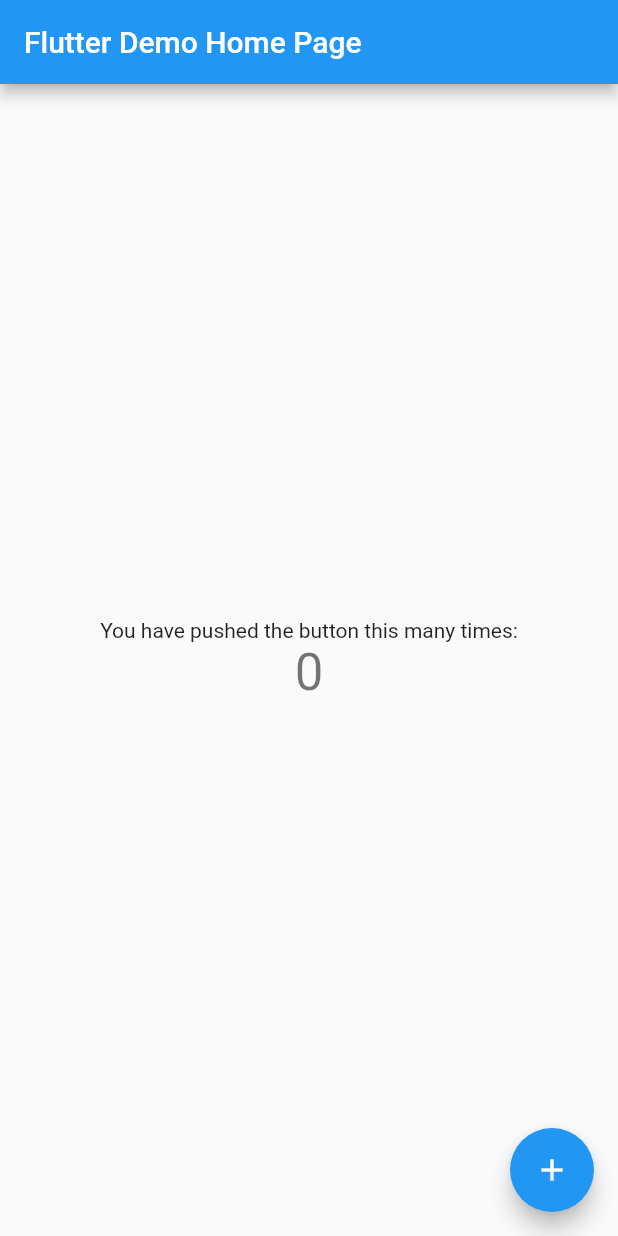
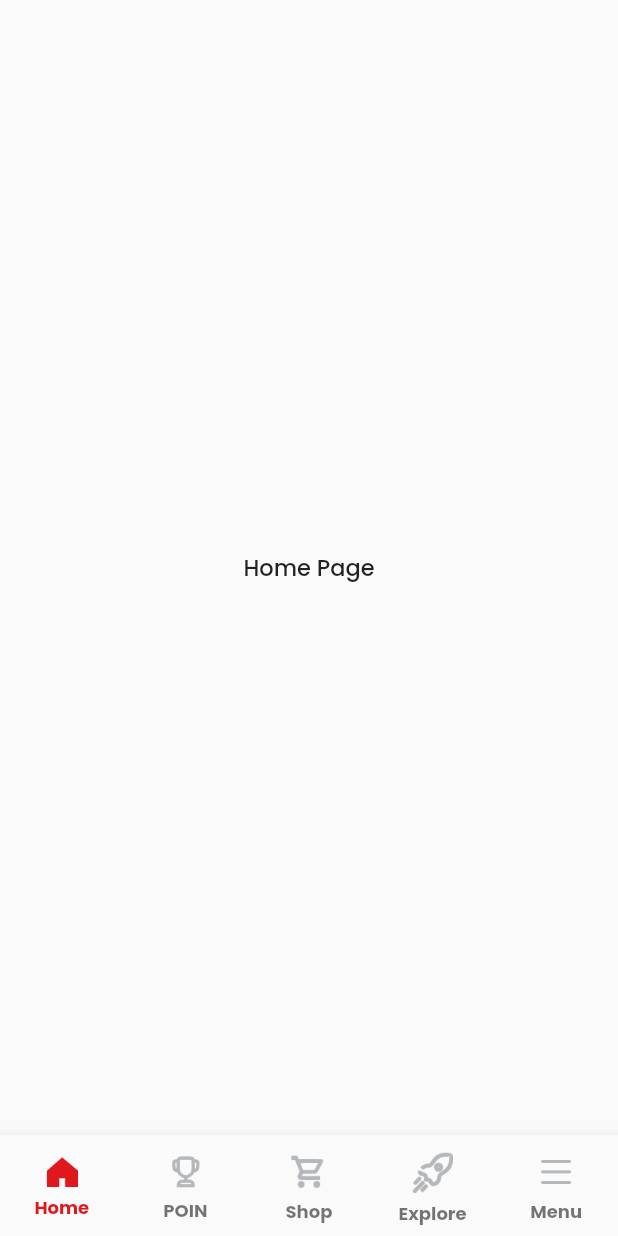
Before and after one commit to joshuapurbaa/telkomsel-app-clone, a Flutter app: the screen it shows after launch, on a phone screen of 412 x 824 dp. Run offline on Flutter 3.47's test engine with Material 2 defaults, Android fonts, the phone set to English and light mode, and no system bars; our stand-ins replace google_fonts.

Commit message:
first commit

```diff
--- a/lib/main.dart
+++ b/lib/main.dart
@@ -1,113 +1,25 @@
 import 'package:flutter/material.dart';
+import 'package:telkomsel_app/screens/bottom_nav_bar.dart';
+import 'package:telkomsel_app/themes.dart';
 
 void main() {
   runApp(MyApp());
 }
 
 class MyApp extends StatelessWidget {
-  // This widget is the root of your application.
+  const MyApp({Key? key}) : super(key: key);
+
   @override
   Widget build(BuildContext context) {
     return MaterialApp(
-      title: 'Flutter Demo',
+      title: 'Telkomsel App Clone',
+      debugShowCheckedModeBanner: false,
       theme: ThemeData(
-        // This is the theme of your application.
-        //
-        // Try running your application with "flutter run". You'll see the
-        // application has a blue toolbar. Then, without quitting the app, try
-        // changing the primarySwatch below to Colors.green and then invoke
-        // "hot reload" (press "r" in the console where you ran "flutter run",
-        // or simply save your changes to "hot reload" in a Flutter IDE).
-        // Notice that the counter didn't reset back to zero; the application
-        // is not restarted.
-        primarySwatch: Colors.blue,
+        bottomNavigationBarTheme: BottomNavigationBarThemeData(
+          selectedItemColor: redColor,
+        ),
       ),
-      home: MyHomePage(title: 'Flutter Demo Home Page'),
+      home: BottomNavBar(),
     );
   }
 }
-
-class MyHomePage extends StatefulWidget {
-  MyHomePage({Key? key, required this.title}) : super(key: key);
-
-  // This widget is the home page of your application. It is stateful, meaning
-  // that it has a State object (defined below) that contains fields that affect
-  // how it looks.
-
-  // This class is the configuration for the state. It holds the values (in this
-  // case the title) provided by the parent (in this case the App widget) and
-  // used by the build method of the State. Fields in a Widget subclass are
-  // always marked "final".
-
-  final String title;
-
-  @override
-  _MyHomePageState createState() => _MyHomePageState();
-}
-
-class _MyHomePageState extends State<MyHomePage> {
-  int _counter = 0;
-
-  void _incrementCounter() {
-    setState(() {
-      // This call to setState tells the Flutter framework that something has
-      // changed in this State, which causes it to rerun the build method below
-      // so that the display can reflect the updated values. If we changed
-      // _counter without calling setState(), then the build method would not be
-      // called again, and so nothing would appear to happen.
-      _counter++;
-    });
-  }
-
-  @override
-  Widget build(BuildContext context) {
-    // This method is rerun every time setState is called, for instance as done
-    // by the _incrementCounter method above.
-    //
-    // The Flutter framework has been optimized to make rerunning build methods
-    // fast, so that you can just rebuild anything that needs updating rather
-    // than having to individually change instances of widgets.
-    return Scaffold(
-      appBar: AppBar(
-        // Here we take the value from the MyHomePage object that was created by
-        // the App.build method, and use it to set our appbar title.
-        title: Text(widget.title),
-      ),
-      body: Center(
-        // Center is a layout widget. It takes a single child and positions it
-        // in the middle of the parent.
-        child: Column(
-          // Column is also a layout widget. It takes a list of children and
-          // arranges them vertically. By default, it sizes itself to fit its
-          // children horizontally, and tries to be as tall as its parent.
-          //
-          // Invoke "debug painting" (press "p" in the console, choose the
-          // "Toggle Debug Paint" action from the Flutter Inspector in Android
-          // Studio, or the "Toggle Debug Paint" command in Visual Studio Code)
-          // to see the wireframe for each widget.
-          //
-          // Column has various properties to control how it sizes itself and
-          // how it positions its children. Here we use mainAxisAlignment to
-          // center the children vertically; the main axis here is the vertical
-          // axis because Columns are vertical (the cross axis would be
-          // horizontal).
-          mainAxisAlignment: MainAxisAlignment.center,
-          children: <Widget>[
-            Text(
-              'You have pushed the button this many times:',
-            ),
-            Text(
-              '$_counter',
-              style: Theme.of(context).textTheme.headline4,
-            ),
-          ],
-        ),
-      ),
-      floatingActionButton: FloatingActionButton(
-        onPressed: _incrementCounter,
-        tooltip: 'Increment',
-        child: Icon(Icons.add),
-      ), // This trailing comma makes auto-formatting nicer for build methods.
-    );
-  }
-}
--- /dev/null
+++ b/lib/screens/bottom_nav_bar.dart
@@ -0,0 +1,111 @@
+import 'package:flutter/material.dart';
+import 'package:telkomsel_app/screens/explore/explore.dart';
+import 'package:telkomsel_app/screens/home/home.dart';
+import 'package:telkomsel_app/screens/menu/menu.dart';
+import 'package:telkomsel_app/screens/poin/poin.dart';
+import 'package:telkomsel_app/screens/shop/shop.dart';
+import 'package:telkomsel_app/themes.dart';
+
+class BottomNavBar extends StatefulWidget {
+  const BottomNavBar({Key? key}) : super(key: key);
+
+  @override
+  _BottomNavBarState createState() => _BottomNavBarState();
+}
+
+class _BottomNavBarState extends State<BottomNavBar> {
+  int _selectedIndex = 0;
+
+  final _screens = [
+    HomePage(),
+    PoinPage(),
+    ShopPage(),
+    ExplorePage(),
+    MenuPage(),
+  ];
+  @override
+  Widget build(BuildContext context) {
+    Widget customNavBar() {
+      return BottomNavigationBar(
+        currentIndex: _selectedIndex,
+        onTap: (i) => setState(() => _selectedIndex = i),
+        type: BottomNavigationBarType.fixed,
+        selectedLabelStyle: bottomNavText,
+        unselectedLabelStyle: bottomNavText,
+        items: [
+          BottomNavigationBarItem(
+            icon: Container(
+              margin: EdgeInsets.symmetric(vertical: 5),
+              child: Image.asset(
+                'assets/icons/Icon-home.png',
+                width: 21,
+                color: _selectedIndex == 0 ? redColor : greyColor,
+              ),
+            ),
+            label: 'Home',
+          ),
+          BottomNavigationBarItem(
+            icon: Container(
+              margin: EdgeInsets.symmetric(vertical: 5),
+              child: Image.asset(
+                'assets/icons/icon-trophy.png',
+                width: 24,
+                color: _selectedIndex == 1 ? redColor : greyColor,
+              ),
+            ),
+            label: 'POIN',
+          ),
+          BottomNavigationBarItem(
+            icon: Container(
+              margin: EdgeInsets.symmetric(vertical: 5),
+              child: Image.asset(
+                'assets/icons/icon-shop-cart.png',
+                width: 25,
+                color: _selectedIndex == 2 ? redColor : greyColor,
+              ),
+            ),
+            label: 'Shop',
+          ),
+          BottomNavigationBarItem(
+            icon: Container(
+              margin: EdgeInsets.symmetric(vertical: 5),
+              child: Image.asset(
+                'assets/icons/icon-explore.png',
+                width: 27,
+                color: _selectedIndex == 3 ? redColor : greyColor,
+              ),
+            ),
+            label: 'Explore',
+          ),
+          BottomNavigationBarItem(
+            icon: Container(
+              margin: EdgeInsets.symmetric(vertical: 10),
+              child: Image.asset(
+                'assets/icons/icon-menu.png',
+                width: 20,
+                color: _selectedIndex == 4 ? redColor : greyColor,
+              ),
+            ),
+            label: 'Menu',
+          ),
+        ],
+      );
+    }
+
+    return Scaffold(
+      bottomNavigationBar: customNavBar(),
+      body: Stack(
+        children: _screens
+            .asMap()
+            .map((i, screen) => MapEntry(
+                i,
+                Offstage(
+                  offstage: _selectedIndex != i,
+                  child: screen,
+                )))
+            .values
+            .toList(),
+      ),
+    );
+  }
+}
--- /dev/null
+++ b/lib/screens/explore/explore.dart
@@ -0,0 +1,15 @@
+import 'package:flutter/material.dart';
+import 'package:telkomsel_app/themes.dart';
+
+class ExplorePage extends StatelessWidget {
+  const ExplorePage({Key? key}) : super(key: key);
+
+  @override
+  Widget build(BuildContext context) {
+    return Scaffold(
+      body: Center(
+        child: Text('Explore Page', style: mediumText15),
+      ),
+    );
+  }
+}
--- /dev/null
+++ b/lib/screens/home/home.dart
@@ -0,0 +1,15 @@
+import 'package:flutter/material.dart';
+import 'package:telkomsel_app/themes.dart';
+
+class HomePage extends StatelessWidget {
+  const HomePage({Key? key}) : super(key: key);
+
+  @override
+  Widget build(BuildContext context) {
+    return Scaffold(
+      body: Center(
+        child: Text('Home Page', style: mediumText15),
+      ),
+    );
+  }
+}
--- /dev/null
+++ b/lib/screens/menu/menu.dart
@@ -0,0 +1,15 @@
+import 'package:flutter/material.dart';
+import 'package:telkomsel_app/themes.dart';
+
+class MenuPage extends StatelessWidget {
+  const MenuPage({Key? key}) : super(key: key);
+
+  @override
+  Widget build(BuildContext context) {
+    return Scaffold(
+      body: Center(
+        child: Text('Menu Page', style: mediumText15),
+      ),
+    );
+  }
+}
--- /dev/null
+++ b/lib/screens/poin/poin.dart
@@ -0,0 +1,15 @@
+import 'package:flutter/material.dart';
+import 'package:telkomsel_app/themes.dart';
+
+class PoinPage extends StatelessWidget {
+  const PoinPage({Key? key}) : super(key: key);
+
+  @override
+  Widget build(BuildContext context) {
+    return Scaffold(
+      body: Center(
+        child: Text('Poin Page', style: mediumText15),
+      ),
+    );
+  }
+}
--- /dev/null
+++ b/lib/screens/shop/shop.dart
@@ -0,0 +1,15 @@
+import 'package:flutter/material.dart';
+import 'package:telkomsel_app/themes.dart';
+
+class ShopPage extends StatelessWidget {
+  const ShopPage({Key? key}) : super(key: key);
+
+  @override
+  Widget build(BuildContext context) {
+    return Scaffold(
+      body: Center(
+        child: Text('Shop Page', style: mediumText15),
+      ),
+    );
+  }
+}
```
